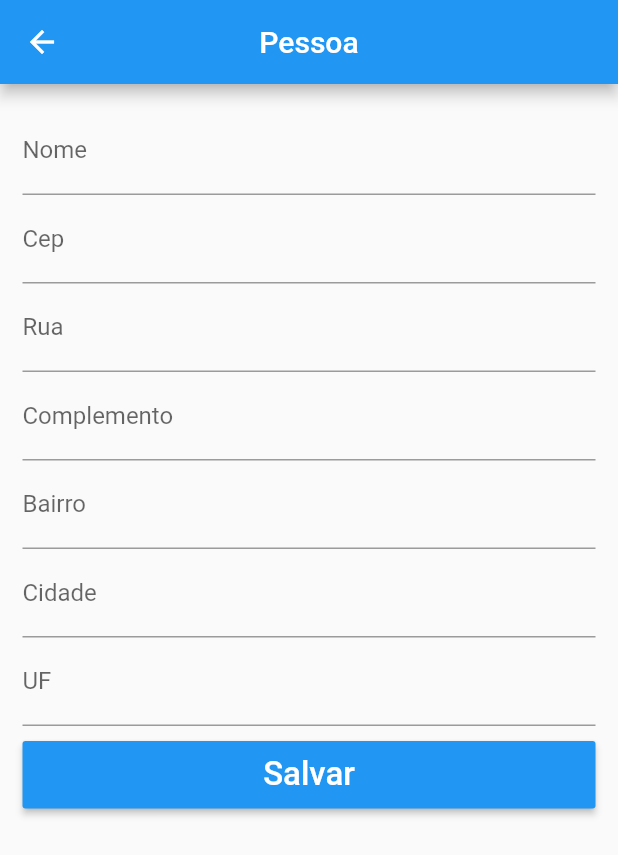
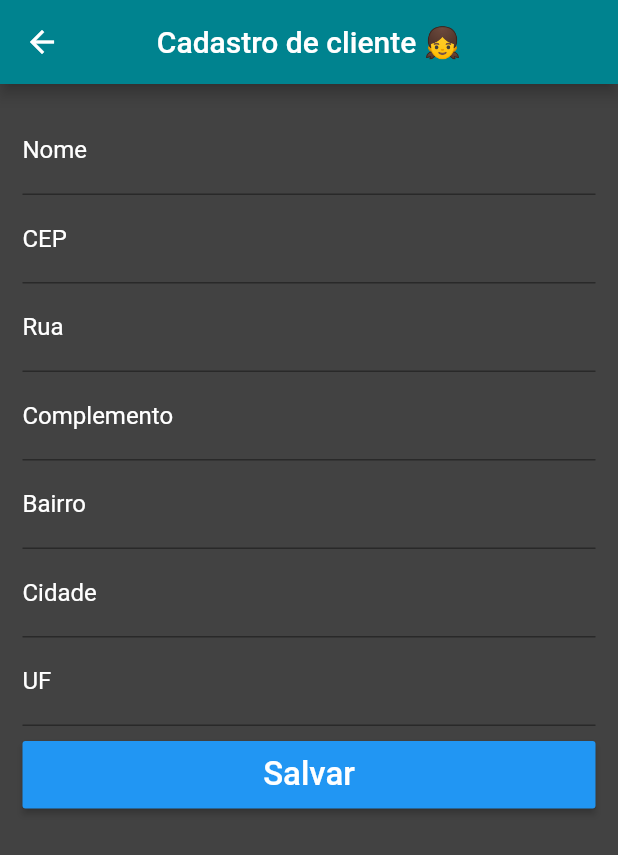
Before and after one commit to DayaneCordeiro/Aplicativo_05_LDDM, a Flutter app: the PessoaFormView screen opened directly, on a phone screen of 412 x 824 dp. Shown: the top 855 px of the screen. Run offline on Flutter 3.47's test engine with Material 2 defaults, Android fonts, the phone set to English and light mode, and no system bars; our stand-ins replace flutter_mobx, mobx; generated files the repository leaves out were written again; network calls fail.

Commit message:
[View] Enhancement: Finishing Frontend

```diff
--- a/app_web_papi/lib/views/pessoa_form.view.dart
+++ b/app_web_papi/lib/views/pessoa_form.view.dart
@@ -67,7 +67,9 @@ class _PessoaFormViewState extends State<PessoaFormView> {
       keyboardType: type,
       decoration: InputDecoration(
         labelText: field,
+        labelStyle: TextStyle(color: Colors.white),
       ),
+      style: TextStyle(color: Colors.white),
     );
   }
 
@@ -81,6 +83,7 @@ class _PessoaFormViewState extends State<PessoaFormView> {
     // Get the request and save in response var
     response = await http.get(url);
 
+    // Converts json into a Dart string array
     Map<String, dynamic> result = json.decode(response.body);
 
     setState(() {
@@ -98,8 +101,9 @@ class _PessoaFormViewState extends State<PessoaFormView> {
 
     return Scaffold(
       appBar: AppBar(
-        title: Text("Pessoa"),
+        title: Text("Cadastro de cliente 👧"),
         centerTitle: true,
+        backgroundColor: Colors.cyan[800],
       ),
       body: SingleChildScrollView(
         padding: EdgeInsets.all(15.0),
@@ -113,11 +117,13 @@ class _PessoaFormViewState extends State<PessoaFormView> {
               // CEP
               TextFormField(
                 controller: _tCep,
-                  validator: (s) => _validate(s, "Cep"),
+                validator: (s) => _validate(s, "CEP"),
                 keyboardType: TextInputType.number,
                 decoration: InputDecoration(
-                    labelText: "Cep",
+                  labelText: "CEP",
+                  labelStyle: TextStyle(color: Colors.white),
                 ),
+                style: TextStyle(color: Colors.white),
                 onChanged: (text) {
                   _searchCep();
                 },
@@ -210,7 +216,9 @@ class _PessoaFormViewState extends State<PessoaFormView> {
                 ),
             ],
           ),
-          )),
+        ),
+      ),
+      backgroundColor: Colors.grey[800],
     );
   }
 }
```
Lines whose indentation alone changed are shown as unchanged.
